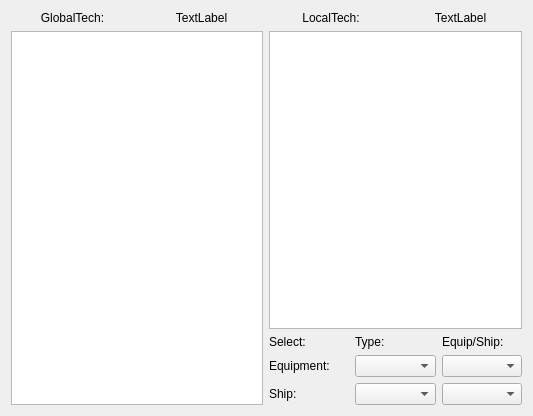
ibicdlcod/GuoMuoRuoProject, file CyberFleet/ClientGUI/ui/techview.ui: the form before one commit.
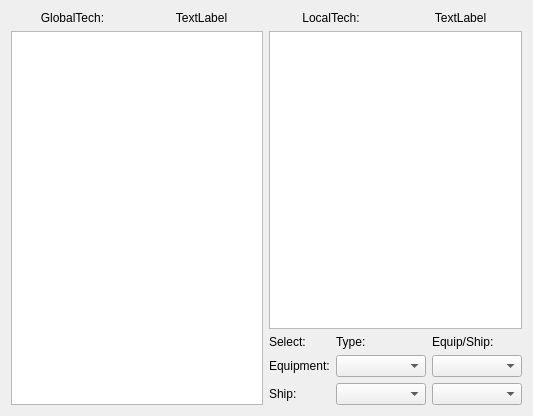
The form after the commit.

Diff of the .ui file:
```diff
--- a/CyberFleet/ClientGUI/ui/techview.ui
+++ b/CyberFleet/ClientGUI/ui/techview.ui
@@ -99,29 +99,69 @@
        </item>
        <item row="1" column="0">
         <widget class="QLabel" name="label_5">
+         <property name="sizePolicy">
+          <sizepolicy hsizetype="Preferred" vsizetype="Preferred">
+           <horstretch>1</horstretch>
+           <verstretch>0</verstretch>
+          </sizepolicy>
+         </property>
          <property name="text">
           <string>Equipment:</string>
          </property>
         </widget>
        </item>
        <item row="1" column="1">
-        <widget class="QComboBox" name="comboBox"/>
+        <widget class="QComboBox" name="comboBox">
+         <property name="sizePolicy">
+          <sizepolicy hsizetype="Preferred" vsizetype="Fixed">
+           <horstretch>2</horstretch>
+           <verstretch>0</verstretch>
+          </sizepolicy>
+         </property>
+        </widget>
        </item>
        <item row="1" column="2">
-        <widget class="QComboBox" name="comboBox_2"/>
+        <widget class="QComboBox" name="comboBox_2">
+         <property name="sizePolicy">
+          <sizepolicy hsizetype="Preferred" vsizetype="Fixed">
+           <horstretch>2</horstretch>
+           <verstretch>0</verstretch>
+          </sizepolicy>
+         </property>
+        </widget>
        </item>
        <item row="2" column="0">
         <widget class="QLabel" name="label_6">
+         <property name="sizePolicy">
+          <sizepolicy hsizetype="Preferred" vsizetype="Preferred">
+           <horstretch>1</horstretch>
+           <verstretch>0</verstretch>
+          </sizepolicy>
+         </property>
          <property name="text">
           <string>Ship:</string>
          </property>
         </widget>
        </item>
        <item row="2" column="1">
-        <widget class="QComboBox" name="comboBox_4"/>
+        <widget class="QComboBox" name="comboBox_4">
+         <property name="sizePolicy">
+          <sizepolicy hsizetype="Preferred" vsizetype="Fixed">
+           <horstretch>2</horstretch>
+           <verstretch>0</verstretch>
+          </sizepolicy>
+         </property>
+        </widget>
        </item>
        <item row="2" column="2">
-        <widget class="QComboBox" name="comboBox_3"/>
+        <widget class="QComboBox" name="comboBox_3">
+         <property name="sizePolicy">
+          <sizepolicy hsizetype="Preferred" vsizetype="Fixed">
+           <horstretch>2</horstretch>
+           <verstretch>0</verstretch>
+          </sizepolicy>
+         </property>
+        </widget>
        </item>
       </layout>
      </item>
```
